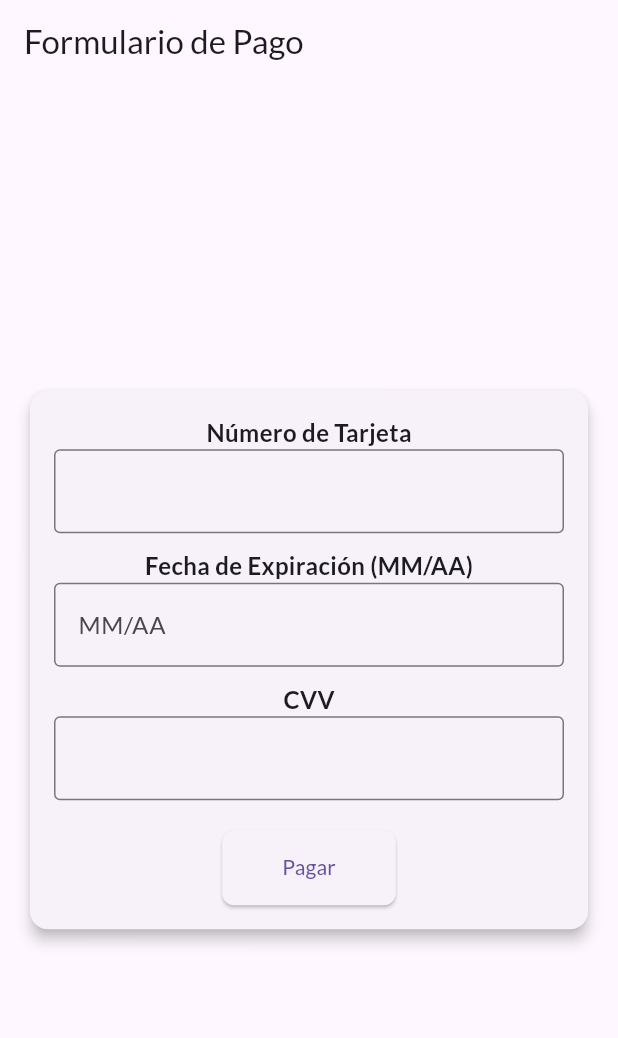
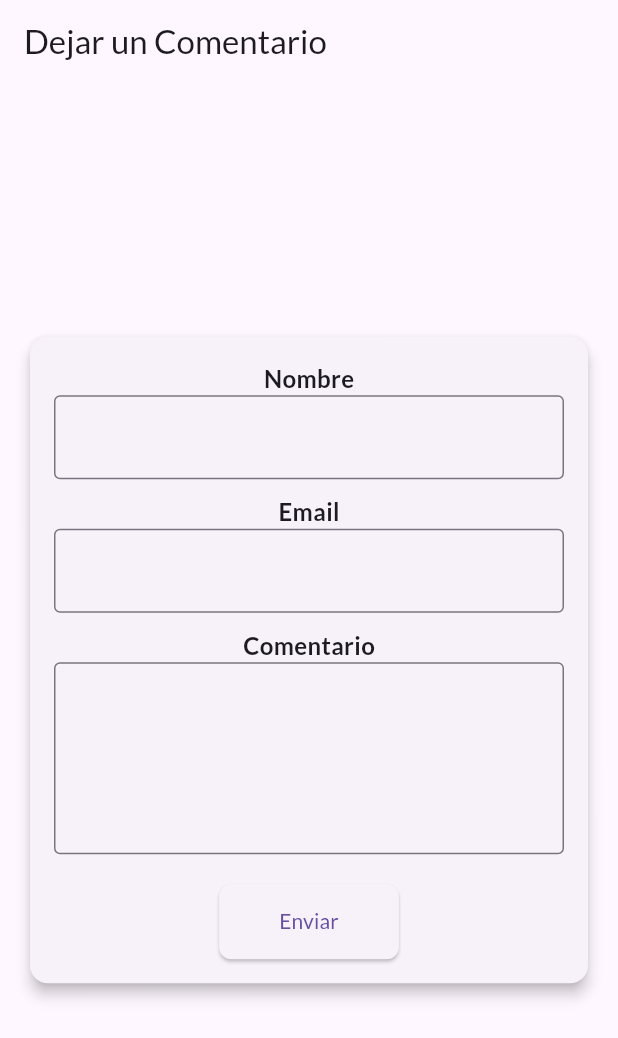
Before and after one commit to Zonoxply29/forms_flutter, a Flutter app: the screen it shows after launch, on a phone screen of 412 x 824 dp. Shown: the top 1038 px of the screen. Run offline on Flutter 3.47's test engine with Material 3 defaults, Android fonts, the phone set to English and light mode, and no system bars; our stand-ins replace google_fonts.

Commit message:
Agregando ejercicio Dejar Comentario

```diff
--- a/lib/main.dart
+++ b/lib/main.dart
@@ -17,46 +17,46 @@ class MyApp extends StatelessWidget {
         primarySwatch: Colors.blue,
         textTheme: GoogleFonts.latoTextTheme(),
       ),
-      home: PaymentForm(),
+      home: CommentForm(),
     );
   }
 }
 
-class PaymentForm extends StatefulWidget {
+class CommentForm extends StatefulWidget {
   @override
-  _PaymentFormState createState() => _PaymentFormState();
+  _CommentFormState createState() => _CommentFormState();
 }
 
-class _PaymentFormState extends State<PaymentForm> {
+class _CommentFormState extends State<CommentForm> {
   final _formKey = GlobalKey<FormState>();
-  final TextEditingController _cardNumberController = TextEditingController();
-  final TextEditingController _expiryDateController = TextEditingController();
-  final TextEditingController _cvvController = TextEditingController();
+  final TextEditingController _nameController = TextEditingController();
+  final TextEditingController _emailController = TextEditingController();
+  final TextEditingController _commentController = TextEditingController();
 
   void _submitForm() {
     if (_formKey.currentState!.validate()) {
-      String cardNumber = _cardNumberController.text;
-      String expiryDate = _expiryDateController.text;
-      String cvv = _cvvController.text;
+      String name = _nameController.text;
+      String email = _emailController.text;
+      String comment = _commentController.text;
 
-      print("Número de tarjeta: $cardNumber");
-      print("Fecha de expiración: $expiryDate");
-      print("CVV: $cvv");
+      print("Nombre: $name");
+      print("Email: $email");
+      print("Comentario: $comment");
 
       ScaffoldMessenger.of(context).showSnackBar(
-        SnackBar(content: Text('Pago procesado con éxito')),
+        SnackBar(content: Text('Comentario enviado con éxito')),
       );
 
-      _cardNumberController.clear();
-      _expiryDateController.clear();
-      _cvvController.clear();
+      _nameController.clear();
+      _emailController.clear();
+      _commentController.clear();
     }
   }
 
   @override
   Widget build(BuildContext context) {
     return Scaffold(
-      appBar: AppBar(title: Text('Formulario de Pago')),
+      appBar: AppBar(title: Text('Dejar un Comentario')),
       body: Center(
         child: SingleChildScrollView(
           child: Padding(
@@ -74,48 +74,39 @@ class _PaymentFormState extends State<PaymentForm> {
                     child: Column(
                       mainAxisSize: MainAxisSize.min,
                       children: [
-                        Text('Número de Tarjeta',
+                        Text('Nombre',
                             style: TextStyle(
                                 fontSize: 16, fontWeight: FontWeight.bold)),
                         TextFormField(
-                          controller: _cardNumberController,
-                          keyboardType: TextInputType.number,
-                          maxLength: 12,
-                          decoration: InputDecoration(
-                              border: OutlineInputBorder(), counterText: ""),
-                          validator: (value) => value!.length != 12
-                              ? 'Ingrese un número de tarjeta válido (12 dígitos)'
-                              : null,
+                          controller: _nameController,
+                          decoration:
+                              InputDecoration(border: OutlineInputBorder()),
+                          validator: (value) =>
+                              value!.isEmpty ? 'Ingrese su nombre' : null,
                         ),
                         SizedBox(height: 10),
-                        Text('Fecha de Expiración (MM/AA)',
+                        Text('Email',
                             style: TextStyle(
                                 fontSize: 16, fontWeight: FontWeight.bold)),
                         TextFormField(
-                          controller: _expiryDateController,
-                          keyboardType: TextInputType.datetime,
-                          decoration: InputDecoration(
-                              border: OutlineInputBorder(), hintText: 'MM/AA'),
-                          validator: (value) => value!.isEmpty ||
-                                  !RegExp(r'^(0[1-9]|1[0-2])\/\d{2}$')
-                                      .hasMatch(value)
-                              ? 'Formato inválido (MM/AA)'
-                              : null,
+                          controller: _emailController,
+                          keyboardType: TextInputType.emailAddress,
+                          decoration:
+                              InputDecoration(border: OutlineInputBorder()),
+                          validator: (value) =>
+                              value!.isEmpty ? 'Ingrese su email' : null,
                         ),
                         SizedBox(height: 10),
-                        Text('CVV',
+                        Text('Comentario',
                             style: TextStyle(
                                 fontSize: 16, fontWeight: FontWeight.bold)),
                         TextFormField(
-                          controller: _cvvController,
-                          keyboardType: TextInputType.number,
-                          obscureText: true,
-                          maxLength: 3,
-                          decoration: InputDecoration(
-                              border: OutlineInputBorder(), counterText: ""),
-                          validator: (value) => value!.length != 3
-                              ? 'Ingrese un CVV válido (3 dígitos)'
-                              : null,
+                          controller: _commentController,
+                          maxLines: 4,
+                          decoration:
+                              InputDecoration(border: OutlineInputBorder()),
+                          validator: (value) =>
+                              value!.isEmpty ? 'Ingrese su comentario' : null,
                         ),
                         SizedBox(height: 20),
                         ElevatedButton(
@@ -126,7 +117,7 @@ class _PaymentFormState extends State<PaymentForm> {
                             shape: RoundedRectangleBorder(
                                 borderRadius: BorderRadius.circular(8)),
                           ),
-                          child: Text('Pagar'),
+                          child: Text('Enviar'),
                         ),
                       ],
                     ),
```
